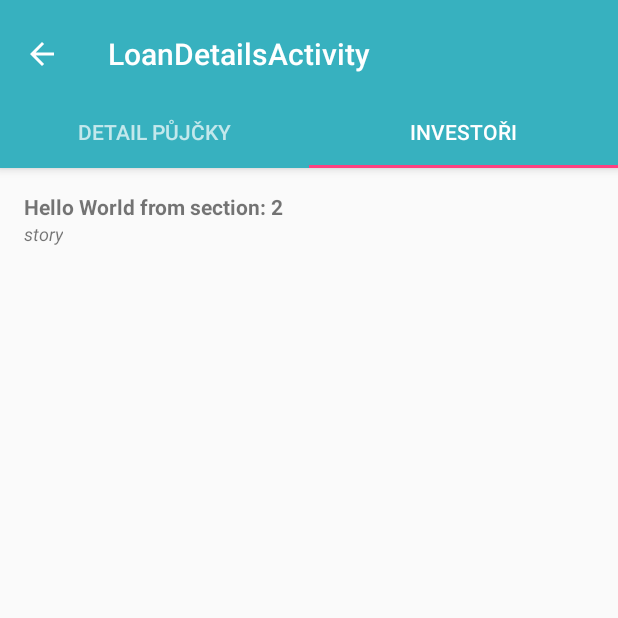
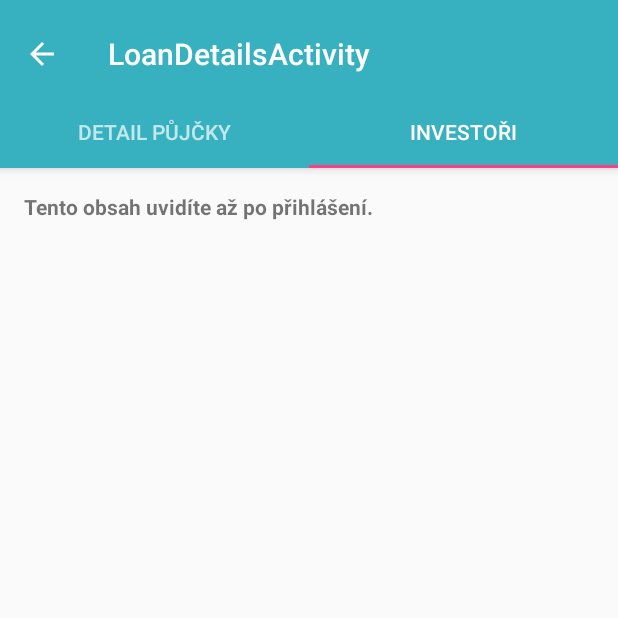
Before and after one commit to stegeron/zonkoid, an Android app: the LoanDetailsActivity screen opened directly, with no data from a screen before it, tab 2 chosen, on a phone screen of 412 x 824 dp, the top half of it. Run offline under Robolectric (Android 15) with nearby library versions, the phone set to English and light mode, and no system bars; our stand-ins replace EventBus; 5 statements that could not run were skipped.

Commit message:
Crypled app :(

```diff
--- a/app/build.gradle
+++ b/app/build.gradle
@@ -8,8 +8,8 @@ android {
         applicationId "eu.urbancoders.zonkysniper"
         minSdkVersion 15
         targetSdkVersion 19
-        versionCode 2
-        versionName "1.1"
+        versionCode 3
+        versionName "1.2"
     }
     buildTypes {
         release {
--- a/app/src/main/java/eu/urbancoders/zonkysniper/LoanDetailsActivity.java
+++ b/app/src/main/java/eu/urbancoders/zonkysniper/LoanDetailsActivity.java
@@ -71,6 +71,9 @@ public class LoanDetailsActivity extends ZSViewActivity {
         TabLayout tabLayout = (TabLayout) findViewById(R.id.tabs);
         tabLayout.setupWithViewPager(mViewPager);
 
+        TabLayout.Tab tab = tabLayout.getTabAt(getIntent().getIntExtra("tab", 0));
+        tab.select();
+
 
         // TODO uncomment, pokud potrebujeme floating tlacitko vpravo dole
         FloatingActionButton fab = (FloatingActionButton) findViewById(R.id.fab);
@@ -82,7 +85,6 @@ public class LoanDetailsActivity extends ZSViewActivity {
 //                        .setAction("Action", null).show();
 //            }
 //        });
-
     }
 
 
@@ -128,7 +130,7 @@ public class LoanDetailsActivity extends ZSViewActivity {
             if(position == 0) {
                 return LoanDetailFragment.newInstance(loan);
             }
-            return PlaceholderFragment.newInstance(position + 1);
+            return InvestorsFragment.newInstance(position + 1);
         }
 
         @Override
@@ -154,7 +156,7 @@ public class LoanDetailsActivity extends ZSViewActivity {
     /**
      * A placeholder fragment containing a simple view.
      */
-    public static class PlaceholderFragment extends Fragment {
+    public static class InvestorsFragment extends Fragment {
         /**
          * The fragment argument representing the section number for this
          * fragment.
@@ -165,23 +167,23 @@ public class LoanDetailsActivity extends ZSViewActivity {
          * Returns a new instance of this fragment for the given section
          * number.
          */
-        public static PlaceholderFragment newInstance(int sectionNumber) {
-            PlaceholderFragment fragment = new PlaceholderFragment();
+        public static InvestorsFragment newInstance(int sectionNumber) {
+            InvestorsFragment fragment = new InvestorsFragment();
             Bundle args = new Bundle();
             args.putInt(ARG_SECTION_NUMBER, sectionNumber);
             fragment.setArguments(args);
             return fragment;
         }
 
-        public PlaceholderFragment() {
+        public InvestorsFragment() {
         }
 
         @Override
         public View onCreateView(LayoutInflater inflater, ViewGroup container,
                                  Bundle savedInstanceState) {
-            View rootView = inflater.inflate(R.layout.fragment_loan_details, container, false);
-            TextView textView = (TextView) rootView.findViewById(R.id.loan_title);
-            textView.setText(getString(R.string.section_format, getArguments().getInt(ARG_SECTION_NUMBER)));
+            View rootView = inflater.inflate(R.layout.fragment_investors, container, false);
+            TextView textView = (TextView) rootView.findViewById(R.id.investors_title);
+            textView.setText(R.string.canViewAfterLogin);
             return rootView;
         }
     }
--- a/app/src/main/res/layout/activity_main.xml
+++ b/app/src/main/res/layout/activity_main.xml
@@ -26,6 +26,7 @@
                     android:text="nepřihlášen"
                     android:layout_gravity="right"
                     android:textStyle="bold"
+                    android:onClick="displayLoginWarning"
             />
         </android.support.v7.widget.Toolbar>
 
--- /dev/null
+++ b/app/src/main/res/layout/fragment_investors.xml
@@ -0,0 +1,21 @@
+<?xml version="1.0" encoding="utf-8"?>
+<RelativeLayout xmlns:android="http://schemas.android.com/apk/res/android"
+                    xmlns:tools="http://schemas.android.com/tools"
+                    android:layout_width="match_parent"
+                    android:layout_height="match_parent"
+                    android:paddingLeft="@dimen/activity_horizontal_margin"
+                    android:paddingRight="@dimen/activity_horizontal_margin"
+                    android:paddingTop="@dimen/activity_vertical_margin"
+                    android:paddingBottom="@dimen/activity_vertical_margin">
+
+    <TextView
+            android:id="@+id/investors_title"
+            android:layout_width="wrap_content"
+            android:layout_height="wrap_content"
+            android:drawablePadding="5dp"
+            android:gravity="center_vertical"
+            android:text="x"
+            android:textSize="14sp"
+            android:textStyle="bold">
+    </TextView>
+</RelativeLayout>
--- a/app/src/main/res/layout/fragment_loan_details.xml
+++ b/app/src/main/res/layout/fragment_loan_details.xml
@@ -25,7 +25,6 @@
             android:gravity="center_vertical"
             android:text="story"
             android:textStyle="italic"
-            android:maxLines="20"
             android:textSize="12sp"
             android:layout_below="@id/loan_title"
     >
--- a/app/src/main/res/values/strings.xml
+++ b/app/src/main/res/values/strings.xml
@@ -1,5 +1,5 @@
 <resources>
-    <string name="app_name">Zonky Sniper</string>
+    <string name="app_name">Zonkoid</string>
     <string name="action_setting_password">Nastavení</string>
     <string name="authorizingUser">Autorizuji uživatele…</string>
     <string name="reloadingMarket">Prohlížím tržiště…</string>
@@ -19,7 +19,7 @@
     <!-- Example General settings -->
     <string name="pref_header_general">General</string>
 
-    <string name="pref_push_notifications">Push notifikace</string>
+    <string name="pref_push_notifications">Notifikace o všech půjčkách</string>
     <string name="pref_description_push_notifications">Povolení notifikace o novém příběhu na tržišti</string>
 
     <string name="pref_title_username">Přihlašovací jméno</string>
@@ -78,4 +78,5 @@
     <string name="action_settings">Settings</string>
     <string name="section_format">Hello World from section: %1$d</string>
     <string name="action_logout">Odhlásit</string>
+    <string name="canViewAfterLogin">Tento obsah uvidíte až po přihlášení.</string>
 </resources>
```
Also changed, not shown: app/src/main/java/eu/urbancoders/zonkysniper/MainActivity.java (+51 -1 lines), app/src/main/java/eu/urbancoders/zonkysniper/MarketListViewAdapter.java (+12 -1 lines), app/src/main/java/eu/urbancoders/zonkysniper/SettingsActivity.java (+7 -0 lines), app/src/main/java/eu/urbancoders/zonkysniper/ZonkySniperApplication.java (+21 -15 lines), app/src/main/java/eu/urbancoders/zonkysniper/integration/ZonkyClient.java (+23 -1 lines).
